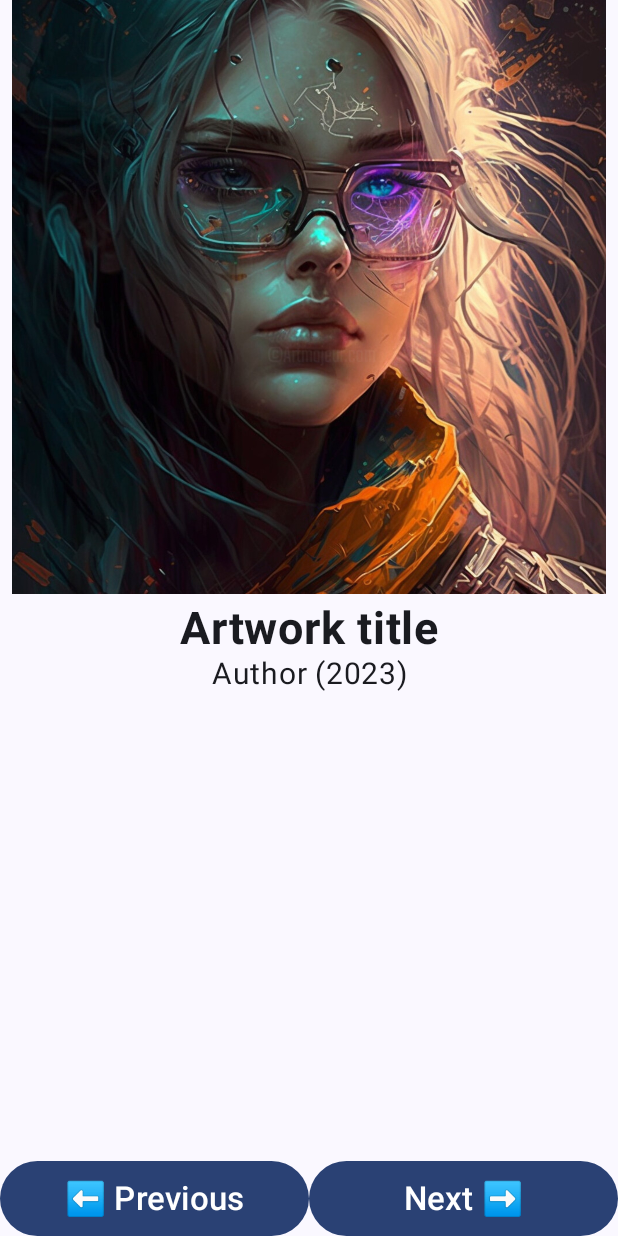
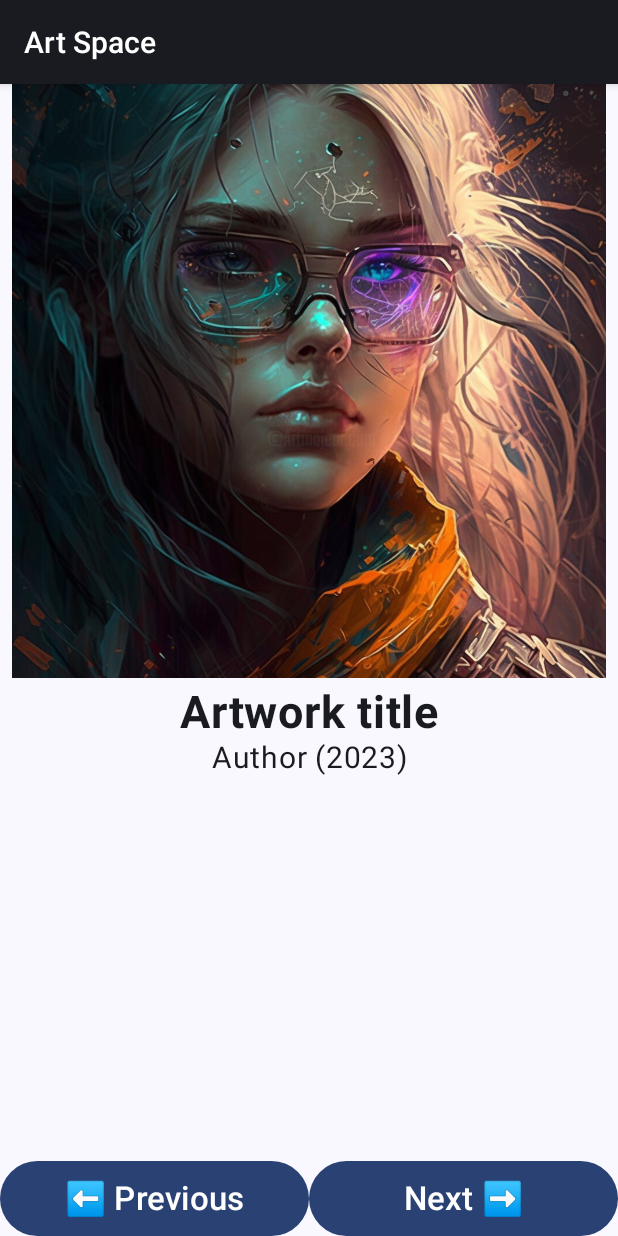
Before and after one commit to ObeyMeee/art-space, an Android app built with Jetpack Compose: the screen it shows after launch (MainActivity), on a phone screen of 412 x 824 dp. Run offline under Robolectric (Android 15) with nearby library versions, the phone set to English and light mode, and no system bars.

Commit message:
update colors

```diff
--- a/app/src/main/res/values/colors.xml
+++ b/app/src/main/res/values/colors.xml
@@ -5,6 +5,7 @@
     <color name="purple_700">#FF3700B3</color>
     <color name="teal_200">#FF03DAC5</color>
     <color name="teal_700">#FF018786</color>
+    <color name="grey_200">#F6F6F6</color>
     <color name="grey_300">#D3D3D3</color>
     <color name="grey_700">#333333</color>
     <color name="grey_800">#222222</color>
--- a/app/src/main/res/values/themes.xml
+++ b/app/src/main/res/values/themes.xml
@@ -1,5 +1,8 @@
 <?xml version="1.0" encoding="utf-8"?>
 <resources>
 
-    <style name="Theme.ArtSpace" parent="android:Theme.Material.Light.NoActionBar" />
+    <style name="Theme.ArtSpace" parent="android:ThemeOverlay.Material.Dark">
+        <item name="android:windowBackground">@color/grey_800</item>
+        <item name="android:textColor">@color/grey_200</item>
+    </style>
 </resources>
```
